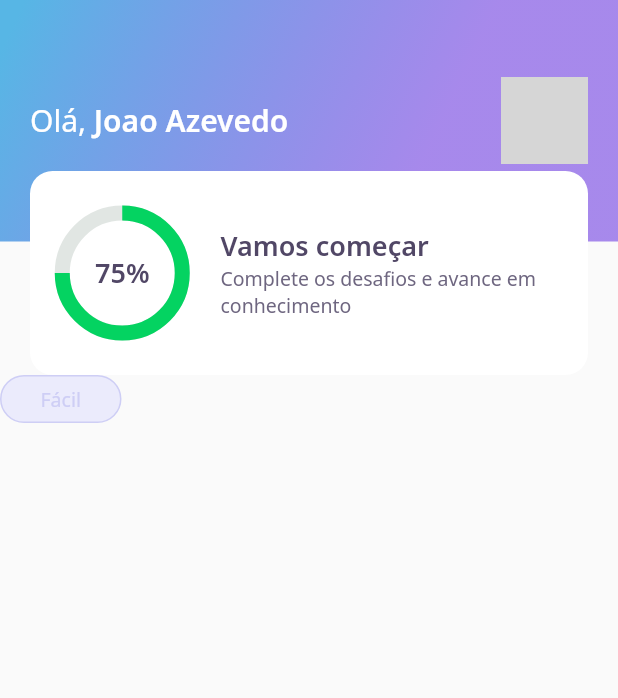
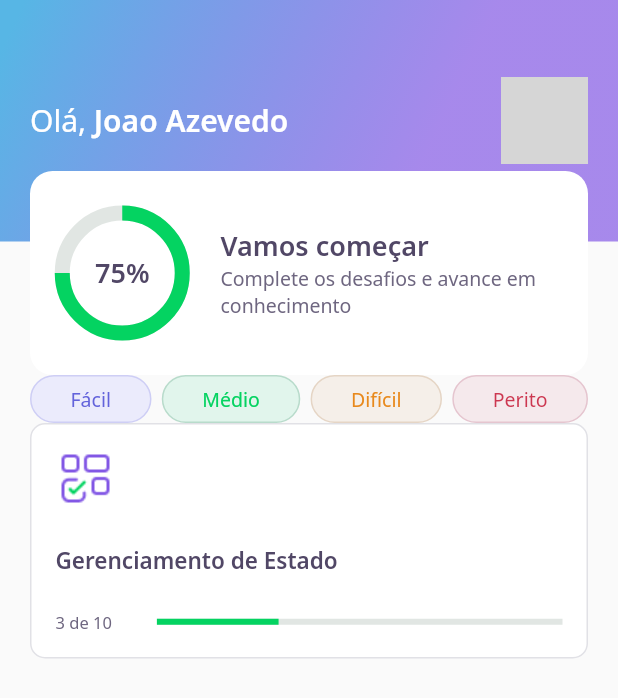
Before and after one commit to JoaoCarlosAzevedo/DevQuizz-NLW-5, a Flutter app: the screen it shows after launch, on a phone screen of 412 x 824 dp. Shown: the top 698 px of the screen. Run offline on Flutter 3.47's test engine with Material 2 defaults, Android fonts, the phone set to English and light mode, and no system bars; our stand-ins replace google_fonts; network calls fail; grey boxes are pictures that could not be loaded.

Commit message:
day 2 part 2 commit

```diff
--- a/lib/home/home_page.dart
+++ b/lib/home/home_page.dart
@@ -1,5 +1,6 @@
 import 'package:devquiz/home/widgets/app_bar_widget.dart';
 import 'package:devquiz/home/widgets/level_button/level_button_widget.dart';
+import 'package:devquiz/home/widgets/quiz_card/quiz_card_widget.dart';
 import 'package:flutter/material.dart';
 
 class HomePage extends StatefulWidget {
@@ -13,8 +14,25 @@ class _HomePageState extends State<HomePage> {
   @override
   Widget build(BuildContext context) {
     return Scaffold(
-      appBar: AppBarWidget(),
-      body: LevelButtonWidget(label: 'Fácil'),
-    );
+        appBar: AppBarWidget(),
+        body: Padding(
+          padding: const EdgeInsets.symmetric(horizontal: 20),
+          child: Column(
+            children: [
+              Row(
+                mainAxisAlignment: MainAxisAlignment.spaceBetween,
+                children: [
+                  LevelButtonWidget(label: "Fácil"),
+                  LevelButtonWidget(label: "Médio"),
+                  LevelButtonWidget(label: "Difícil"),
+                  LevelButtonWidget(label: "Perito"),
+                ],
+              ),
+              QuizCardWidget(),
+            ],
+          ),
+        ));
   }
 }
+
+//LevelButtonWidget(label: 'Perito'),
--- a/lib/home/widgets/level_button/level_button_widget.dart
+++ b/lib/home/widgets/level_button/level_button_widget.dart
@@ -5,7 +5,38 @@ import 'package:google_fonts/google_fonts.dart';
 class LevelButtonWidget extends StatelessWidget {
   final String label;
 
-  const LevelButtonWidget({Key? key, required this.label}) : super(key: key);
+  LevelButtonWidget({
+    Key? key,
+    required this.label,
+  })   : assert(["Fácil", "Médio", "Difícil", "Perito"].contains(label)),
+        super(key: key);
+
+  final config = {
+    "Fácil": {
+      "color": AppColors.levelButtonFacil,
+      "borderColor": AppColors.levelButtonBorderFacil,
+      "fontColor": AppColors.levelButtonTextFacil
+    },
+    "Médio": {
+      "color": AppColors.levelButtonMedio,
+      "borderColor": AppColors.levelButtonBorderMedio,
+      "fontColor": AppColors.levelButtonTextMedio
+    },
+    "Difícil": {
+      "color": AppColors.levelButtonDificil,
+      "borderColor": AppColors.levelButtonBorderDificil,
+      "fontColor": AppColors.levelButtonTextDificil
+    },
+    "Perito": {
+      "color": AppColors.levelButtonPerito,
+      "borderColor": AppColors.levelButtonBorderPerito,
+      "fontColor": AppColors.levelButtonTextPerito
+    },
+  };
+
+  Color get color => config[label]!['color']!;
+  Color get borderColor => config[label]!['borderColor']!;
+  Color get fontColor => config[label]!['fontColor']!;
 
   @override
   Widget build(BuildContext context) {
@@ -14,14 +45,12 @@ class LevelButtonWidget extends StatelessWidget {
         padding: const EdgeInsets.symmetric(horizontal: 26, vertical: 6),
         child: Text(
           label,
-          style: GoogleFonts.notoSans(
-              color: AppColors.levelButtonBorderFacil, fontSize: 13),
+          style: GoogleFonts.notoSans(color: fontColor, fontSize: 13),
         ),
       ),
       decoration: BoxDecoration(
-        color: AppColors.levelButtonFacil,
-        border: Border.fromBorderSide(
-            BorderSide(color: AppColors.levelButtonBorderFacil)),
+        color: color,
+        border: Border.fromBorderSide(BorderSide(color: borderColor)),
         borderRadius: BorderRadius.circular(28),
       ),
     );
--- /dev/null
+++ b/lib/home/widgets/quiz_card/quiz_card_widget.dart
@@ -0,0 +1,60 @@
+import 'package:devquiz/core/core.dart';
+import 'package:flutter/material.dart';
+
+class QuizCardWidget extends StatelessWidget {
+  @override
+  Widget build(BuildContext context) {
+    return Container(
+      padding: EdgeInsets.all(16),
+      decoration: BoxDecoration(
+        color: AppColors.white,
+        borderRadius: BorderRadius.circular(10),
+        border: Border.fromBorderSide(
+          BorderSide(
+            color: AppColors.border,
+          ),
+        ),
+      ),
+      child: Column(
+        crossAxisAlignment: CrossAxisAlignment.start,
+        children: [
+          Container(
+            height: 40,
+            width: 40,
+            child: Image.asset(AppImages.blocks),
+          ),
+          SizedBox(
+            height: 24,
+          ),
+          Text(
+            "Gerenciamento de Estado",
+            style: AppTextStyles.heading15,
+          ),
+          SizedBox(
+            height: 24,
+          ),
+          Row(
+            children: [
+              Expanded(
+                flex: 1,
+                child: Text(
+                  "3 de 10",
+                  style: AppTextStyles.body11,
+                ),
+              ),
+              Expanded(
+                flex: 4,
+                child: LinearProgressIndicator(
+                  value: 0.3,
+                  backgroundColor: AppColors.chartSecondary,
+                  valueColor:
+                      AlwaysStoppedAnimation<Color>(AppColors.chartPrimary),
+                ),
+              )
+            ],
+          )
+        ],
+      ),
+    );
+  }
+}
```
